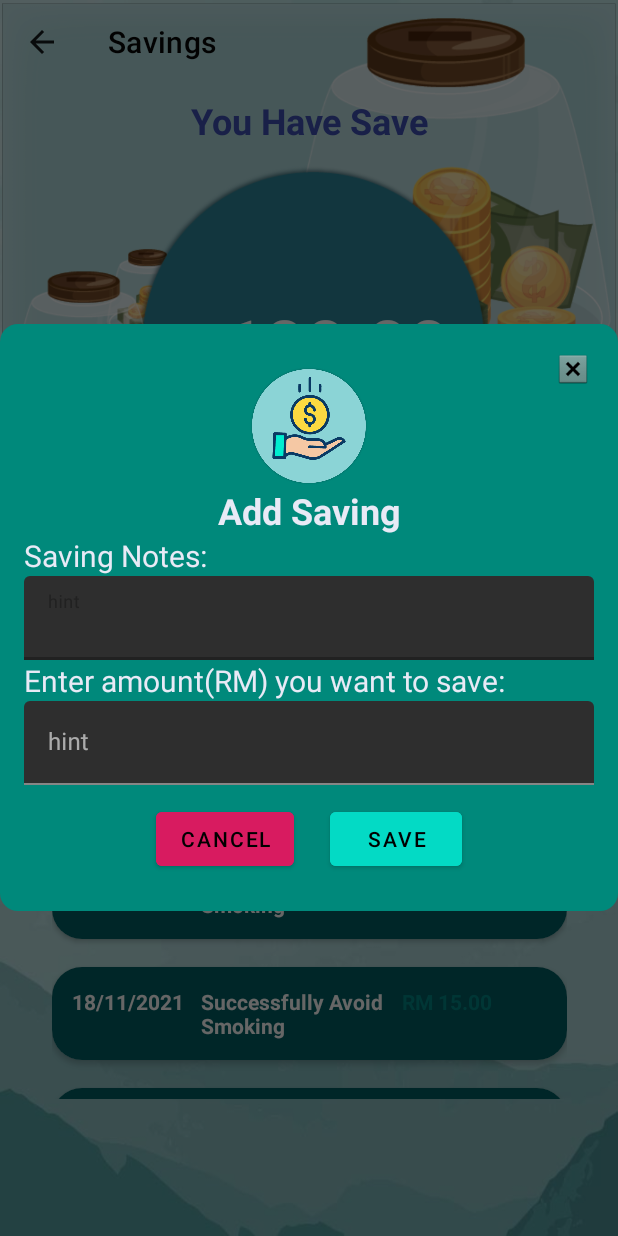
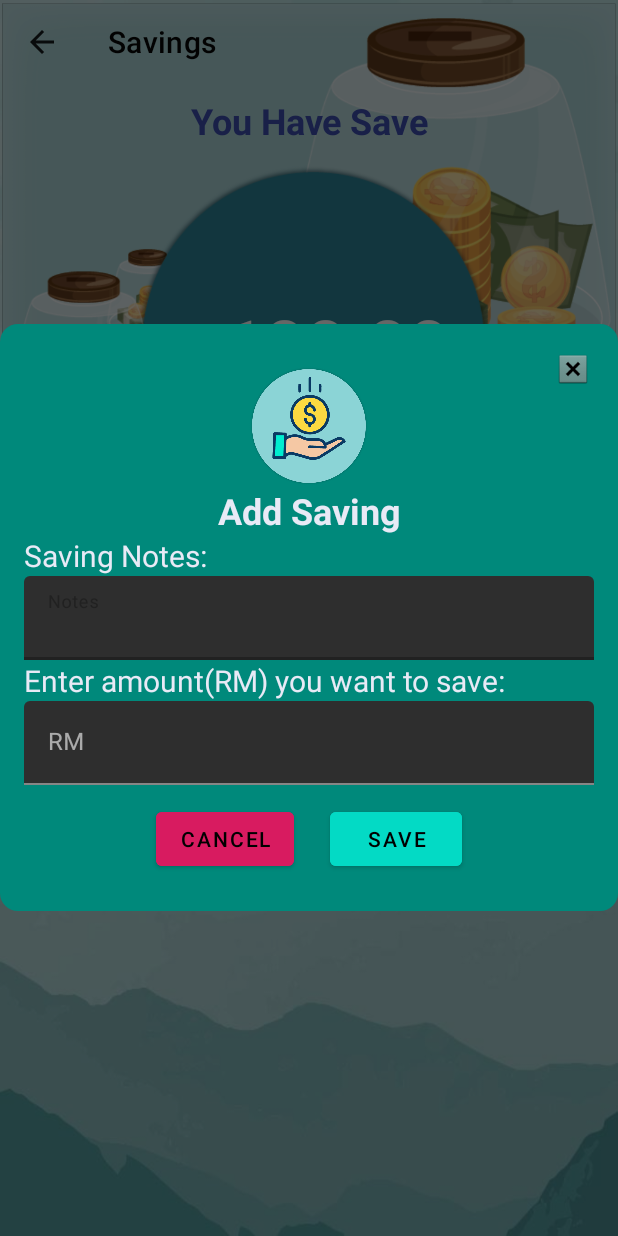
Before and after one commit to ZiadElwan/ITPM, an Android app: the Savings screen opened directly, with no data from a screen before it, after a tap on an icon or button, on a phone screen of 412 x 824 dp. Run offline under Robolectric (Android 15) with nearby library versions, the phone set to English and light mode, and no system bars; our stand-ins replace Firebase (no records; nobody signed in at launch, a user with empty details on screens opened directly); Roboto replaces fonts that are not available here.

Commit message:
prefConfig added and Saving updated

```diff
--- a/app/build.gradle
+++ b/app/build.gradle
@@ -72,4 +72,6 @@ dependencies {
 
     implementation 'com.squareup.picasso:picasso:2.71828'
 
+    implementation 'com.google.code.gson:gson:2.8.9'
+
 }
--- /dev/null
+++ b/app/src/main/java/com/khr/justquitit/PrefConfig.java
@@ -0,0 +1,39 @@
+package com.khr.justquitit;
+
+import android.content.Context;
+import android.content.SharedPreferences;
+import android.preference.PreferenceManager;
+
+import com.google.gson.Gson;
+import com.google.gson.reflect.TypeToken;
+import com.khr.justquitit.SavingHistory;
+
+import java.lang.reflect.Type;
+import java.util.ArrayList;
+import java.util.List;
+
+public class PrefConfig {
+
+    private static final String LIST_KEY = "list_key100";
+
+    public static void writeListInPref(Context context, ArrayList<SavingHistory> savingArray) {
+        Gson gson = new Gson();
+        String jsonString = gson.toJson(savingArray);
+
+        SharedPreferences pref = PreferenceManager.getDefaultSharedPreferences(context);
+        SharedPreferences.Editor editor = pref.edit();
+        editor.putString(LIST_KEY, jsonString);
+        editor.apply();
+    }
+
+    public static ArrayList<SavingHistory> readListFromPref(Context context) {
+        SharedPreferences pref = PreferenceManager.getDefaultSharedPreferences(context);
+        String jsonString = pref.getString(LIST_KEY, "");
+
+        Gson gson = new Gson();
+        Type type = new TypeToken<ArrayList<SavingHistory>>() {}.getType();
+        ArrayList<SavingHistory> savingArray = gson.fromJson(jsonString, type);
+        return savingArray;
+    }
+
+}
--- a/app/src/main/java/com/khr/justquitit/Savings.java
+++ b/app/src/main/java/com/khr/justquitit/Savings.java
@@ -64,59 +64,38 @@ public class Savings extends AppCompatActivity {
         imgBtn.setOnClickListener(new View.OnClickListener() {
             @Override
             public void onClick(View view) {
-
                 showDialog();
-
-                //-------------------------------------------------------------------------------------------
-               /* EditText addSaving = new EditText(view.getContext());
-                AlertDialog.Builder addSavingDialog = new AlertDialog.Builder(view.getContext());
-                addSavingDialog.setTitle("Add Saving");
-                addSavingDialog.setMessage("Enter amount(RM) you want to save");
-                addSavingDialog.setView(addSaving);
-                addSavingDialog.setNegativeButton("Cancel", new DialogInterface.OnClickListener() {
-                    @Override
-                    public void onClick(DialogInterface dialogInterface, int i) {
-
-                    }
-                });
-
-                addSavingDialog.setPositiveButton("Yes", new DialogInterface.OnClickListener() {
-                    @Override
-                    public void onClick(DialogInterface dialogInterface, int i) {
-                        String addedSaving = addSaving.getText().toString();
-
-                        //add the action later
-
-
-
-                    }
-                });
-
-                addSavingDialog.create().show();
-                //-------------------------------------------------------------------------------------------
-*/
             }
         });
+
+        savingArray = PrefConfig.readListFromPref(this);
+        if(savingArray == null){
+            savingArray = new ArrayList<>();
+        }
 
 
         InitializeCardView();
     }
-
     private void InitializeCardView() {
         recyclerView = findViewById(R.id.recycleviewCard);
-        recyclerView.setLayoutManager(new LinearLayoutManager(this));
-        savingArray = new ArrayList<>();
+        recyclerView.setLayoutManager(new LinearLayoutManager(getApplicationContext()));
 
-        savingAdapter = new SavingHistoryAdapter(this, savingArray);
+        savingArray = PrefConfig.readListFromPref(this);
+        if(savingArray == null){
+            savingArray = new ArrayList<>();
+        }
+
+        //savingArray = new ArrayList<>();
+
+        savingAdapter = new SavingHistoryAdapter(getApplicationContext(), savingArray);
         recyclerView.setAdapter(savingAdapter);
 
         //add ItemDecoration
         recyclerView.addItemDecoration(new SpacingItemDecoration(VERTICAL_ITEM_SPACE));
 
         //test 1 2 3
-        CreateDataForCard();
+        //CreateDataForCard();
     }
-
     //Test data. Nnti tukar kepada Firebase Realtime guna database trigger
     private void CreateDataForCard() {
         SavingHistory saving = new SavingHistory("15/11/2021", "Successfully Avoid Smoking", "RM 15.00");
@@ -144,7 +123,7 @@ public class Savings extends AppCompatActivity {
 
     //--------------------------------------------------------------------------------------------------------------------------------------
 
-    //custom pop up dialog ---> test
+    //custom pop up dialog ---> official
     private void showDialog() {
         Dialog dialog = new Dialog(this, R.style.DialogStyle);
         dialog.setContentView(R.layout.layout_custom_dialog);
@@ -164,28 +143,28 @@ public class Savings extends AppCompatActivity {
                 dialog.dismiss();
             }
         });
-
         buttonSave.setOnClickListener(new View.OnClickListener() {
             @Override
             public void onClick(View v) {
-                String date = new SimpleDateFormat("yyyy-MM-dd").format(new Date());
+                //get the user input
+                String date = new SimpleDateFormat("yyyy/MM/dd").format(new Date());
                 String notes = savingNotes.getText().toString();
                 String money = savingRM.getText().toString();
 
+                //Save user input inside ArrayList<SavingHistory>
                 SavingHistory saving = new SavingHistory(date, notes, "RM " + money);
                 savingArray.add(saving);
+                //Supposedly make the ArrayList permanentl  inside the user data.
+                PrefConfig.writeListInPref(getApplicationContext(), savingArray);
                 dialog.dismiss();
-
             }
         });
-
         buttonCancel.setOnClickListener(new View.OnClickListener() {
             @Override
             public void onClick(View v) {
                 dialog.dismiss();
             }
         });
-
         dialog.show();
     }
 }
@@ -201,13 +180,11 @@ public class Savings extends AppCompatActivity {
                 a.addCategory(Intent.CATEGORY_HOME);
                 a.setFlags(Intent.FLAG_ACTIVITY_CLEAR_TOP);
                 startActivity(a);
-
             }
         });
         alertDlg.setNegativeButton("No", new DialogInterface.OnClickListener() {
             @Override
             public void onClick(DialogInterface dialogInterface, int i) {
-
             }
         });
         alertDlg.create().show();
--- a/app/src/main/res/layout/layout_custom_dialog.xml
+++ b/app/src/main/res/layout/layout_custom_dialog.xml
@@ -65,8 +65,8 @@
                     android:id="@+id/saving_notes"
                     android:layout_width="match_parent"
                     android:layout_height="wrap_content"
-                    android:hint="hint"
-                    android:textColor="@color/colorWhite"
+                    android:hint="Notes"
+                    android:textColor="@color/colorPrimaryDark"
                     android:textSize="16sp" />
             </com.google.android.material.textfield.TextInputLayout>
 
@@ -86,8 +86,8 @@
                     android:id="@+id/saving_rm"
                     android:layout_width="match_parent"
                     android:layout_height="wrap_content"
-                    android:hint="hint"
-                    android:textColor="@color/colorWhite" />
+                    android:hint="RM"
+                    android:textColor="@color/colorPrimaryDark" />
             </com.google.android.material.textfield.TextInputLayout>
 
             <LinearLayout
```
